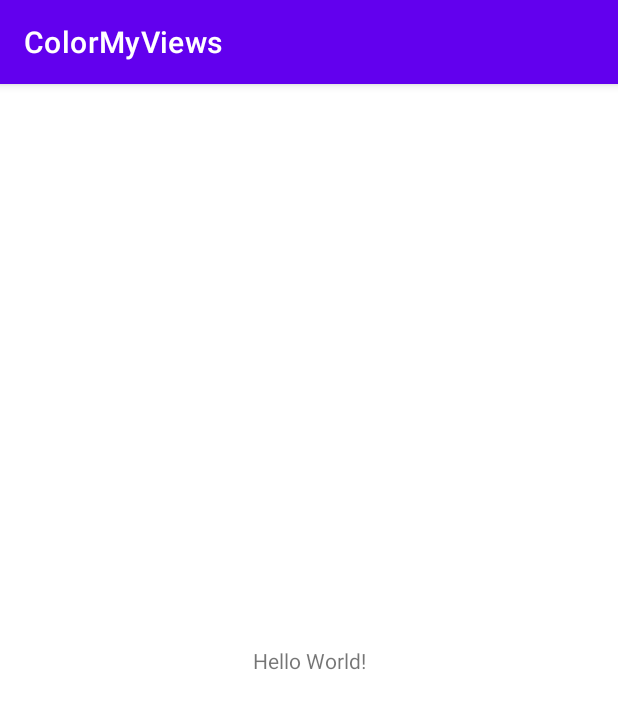
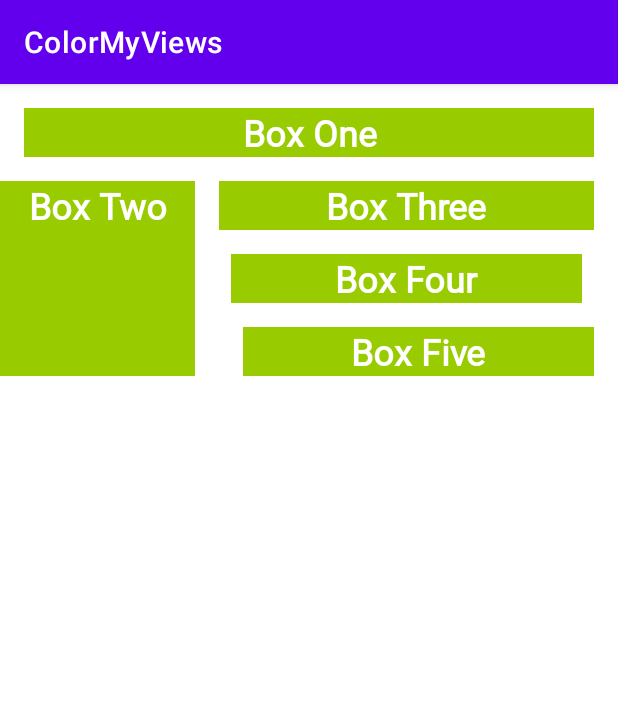
Before and after one commit to JulianeOlivCosta/ColorMyViews, an Android app: the screen it shows after launch (MainActivity), on a phone screen of 412 x 824 dp. Shown: the top 709 px of the screen. Run offline under Robolectric (Android 15) with nearby library versions, the phone set to English and light mode, and no system bars.

Commit message:
criação das boxes, e styles, add conteudo string e dimens.

```diff
--- a/app/src/main/res/layout/activity_main.xml
+++ b/app/src/main/res/layout/activity_main.xml
@@ -7,12 +7,68 @@
     tools:context=".MainActivity">
 
     <TextView
-        android:layout_width="wrap_content"
+        android:id="@+id/box_five_test"
+        style="@style/whiteBox"
+        android:layout_width="234dp"
         android:layout_height="wrap_content"
-        android:text="Hello World!"
-        app:layout_constraintBottom_toBottomOf="parent"
-        app:layout_constraintLeft_toLeftOf="parent"
-        app:layout_constraintRight_toRightOf="parent"
+        android:layout_marginTop="16dp"
+        android:layout_marginEnd="16dp"
+        android:text="@string/box_five"
+        app:layout_constraintBottom_toBottomOf="@+id/box_two_test"
+        app:layout_constraintEnd_toEndOf="parent"
+        app:layout_constraintTop_toBottomOf="@+id/box_four_test" />
+
+    <TextView
+        android:id="@+id/box_one_test"
+        style="@style/whiteBox"
+        android:layout_width="0dp"
+        android:layout_height="wrap_content"
+        android:layout_marginStart="@dimen/margin_wide"
+        android:layout_marginTop="16dp"
+        android:layout_marginEnd="16dp"
+        android:text="@string/box_one"
+        app:layout_constraintEnd_toEndOf="parent"
+        app:layout_constraintHorizontal_bias="1.0"
+        app:layout_constraintStart_toStartOf="parent"
         app:layout_constraintTop_toTopOf="parent" />
 
+    <TextView
+        android:id="@+id/box_two_test"
+        style="@style/whiteBox"
+        android:layout_width="130dp"
+        android:layout_height="130dp"
+        android:layout_marginTop="16dp"
+        android:text="@string/box_two"
+        app:layout_constraintTop_toBottomOf="@+id/box_one_test"
+        tools:layout_editor_absoluteX="16dp" />
+
+    <TextView
+        android:id="@+id/box_three_test"
+        style="@style/whiteBox"
+        android:layout_width="0dp"
+        android:layout_height="wrap_content"
+        android:layout_marginStart="16dp"
+        android:layout_marginEnd="16dp"
+        android:text="@string/box_three"
+        app:layout_constraintBottom_toTopOf="@+id/box_four_test"
+        app:layout_constraintEnd_toEndOf="parent"
+        app:layout_constraintHorizontal_bias="0.5"
+        app:layout_constraintStart_toEndOf="@+id/box_two_test"
+        app:layout_constraintTop_toTopOf="@+id/box_two_test" />
+
+    <TextView
+        android:id="@+id/box_four_test"
+        style="@style/whiteBox"
+        android:layout_width="234dp"
+        android:layout_height="wrap_content"
+        android:layout_marginStart="16dp"
+        android:layout_marginTop="16dp"
+        android:layout_marginEnd="16dp"
+        android:text="@string/box_four"
+        app:layout_constraintBottom_toTopOf="@+id/box_five_test"
+        app:layout_constraintEnd_toEndOf="parent"
+        app:layout_constraintHorizontal_bias="0.5"
+        app:layout_constraintStart_toEndOf="@+id/box_two_test"
+        app:layout_constraintTop_toBottomOf="@+id/box_three_test" />
+
 </androidx.constraintlayout.widget.ConstraintLayout>
--- /dev/null
+++ b/app/src/main/res/values/dimens.xml
@@ -0,0 +1,6 @@
+<?xml version="1.0" encoding="utf-8"?>
+<resources>
+    <dimen name="margin_wide">16dp</dimen>
+    <dimen name="box_text_size">24dp</dimen>
+
+</resources>
--- a/app/src/main/res/values/strings.xml
+++ b/app/src/main/res/values/strings.xml
@@ -1,3 +1,8 @@
 <resources>
     <string name="app_name">ColorMyViews</string>
+    <string name="box_one">Box One</string>
+    <string name="box_two">Box Two</string>
+    <string name="box_three">Box Three</string>
+    <string name="box_four">Box Four</string>
+    <string name="box_five">Box Five</string>
 </resources>
--- /dev/null
+++ b/app/src/main/res/values/styles.xml
@@ -0,0 +1,12 @@
+<?xml version="1.0" encoding="utf-8"?>
+<resources>
+
+    <style name="whiteBox">
+        <item name="android:background">@android:color/holo_green_light</item>
+        <item name="android:fontFamily">@font/roboto</item>
+        <item name="android:textAlignment">center</item>
+        <item name="android:textColor">@android:color/white</item>
+        <item name="android:textSize">@dimen/box_text_size</item>
+        <item name="android:textStyle">bold</item>
+    </style>
+</resources>
```
Also changed, not shown: app/src/main/res/font/roboto.ttf (added).
